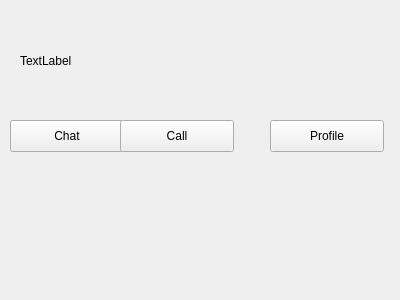
First picture: the form in ui/qt4/UserCard.ui, repository uvvy/uvvy-cpp, before the edit.
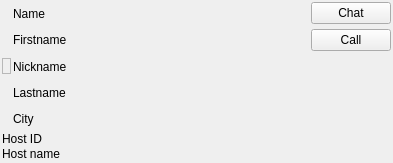
Second picture: the form after the edit. Icons and pictures are not drawn.

Diff of the .ui file:
```diff
--- a/ui/qt4/UserCard.ui
+++ b/ui/qt4/UserCard.ui
@@ -6,74 +6,177 @@
    <rect>
     <x>0</x>
     <y>0</y>
-    <width>400</width>
-    <height>300</height>
+    <width>393</width>
+    <height>163</height>
    </rect>
   </property>
   <property name="windowTitle">
    <string>Form</string>
   </property>
-  <widget class="QPushButton" name="chatButton">
-   <property name="geometry">
-    <rect>
-     <x>10</x>
-     <y>120</y>
-     <width>114</width>
-     <height>32</height>
-    </rect>
+  <layout class="QVBoxLayout" name="verticalLayout_4">
+   <property name="spacing">
+    <number>1</number>
    </property>
-   <property name="text">
-    <string>Chat</string>
+   <property name="sizeConstraint">
+    <enum>QLayout::SetMinimumSize</enum>
    </property>
-  </widget>
-  <widget class="QPushButton" name="callButton">
-   <property name="geometry">
-    <rect>
-     <x>120</x>
-     <y>120</y>
-     <width>114</width>
-     <height>32</height>
-    </rect>
+   <property name="leftMargin">
+    <number>2</number>
    </property>
-   <property name="text">
-    <string>Call</string>
+   <property name="topMargin">
+    <number>2</number>
    </property>
-  </widget>
-  <widget class="QPushButton" name="profileButton">
-   <property name="geometry">
-    <rect>
-     <x>270</x>
-     <y>120</y>
-     <width>114</width>
-     <height>32</height>
-    </rect>
+   <property name="rightMargin">
+    <number>2</number>
    </property>
-   <property name="text">
-    <string>Profile</string>
+   <property name="bottomMargin">
+    <number>2</number>
    </property>
-  </widget>
-  <widget class="QLabel" name="userAvatar">
-   <property name="geometry">
-    <rect>
-     <x>20</x>
-     <y>20</y>
-     <width>91</width>
-     <height>81</height>
-    </rect>
-   </property>
-   <property name="text">
-    <string>TextLabel</string>
-   </property>
-   <property name="scaledContents">
-    <bool>true</bool>
-   </property>
-   <property name="margin">
-    <number>4</number>
-   </property>
-   <property name="textInteractionFlags">
-    <set>Qt::NoTextInteraction</set>
-   </property>
-  </widget>
+   <item>
+    <layout class="QHBoxLayout" name="horizontalLayout" stretch="0,1,0">
+     <property name="spacing">
+      <number>2</number>
+     </property>
+     <item>
+      <widget class="QLabel" name="userAvatar">
+       <property name="enabled">
+        <bool>true</bool>
+       </property>
+       <property name="sizePolicy">
+        <sizepolicy hsizetype="Fixed" vsizetype="Fixed">
+         <horstretch>0</horstretch>
+         <verstretch>0</verstretch>
+        </sizepolicy>
+       </property>
+       <property name="baseSize">
+        <size>
+         <width>96</width>
+         <height>96</height>
+        </size>
+       </property>
+       <property name="frameShape">
+        <enum>QFrame::StyledPanel</enum>
+       </property>
+       <property name="text">
+        <string notr="true"/>
+       </property>
+       <property name="textFormat">
+        <enum>Qt::AutoText</enum>
+       </property>
+       <property name="pixmap">
+        <pixmap>../../../../.designer/backup/img/status-offline.png</pixmap>
+       </property>
+       <property name="scaledContents">
+        <bool>false</bool>
+       </property>
+       <property name="alignment">
+        <set>Qt::AlignCenter</set>
+       </property>
+       <property name="margin">
+        <number>4</number>
+       </property>
+       <property name="textInteractionFlags">
+        <set>Qt::NoTextInteraction</set>
+       </property>
+      </widget>
+     </item>
+     <item>
+      <layout class="QVBoxLayout" name="verticalLayout">
+       <property name="spacing">
+        <number>2</number>
+       </property>
+       <item>
+        <widget class="QLabel" name="nameLabel">
+         <property name="text">
+          <string>Name</string>
+         </property>
+        </widget>
+       </item>
+       <item>
+        <widget class="QLabel" name="firstnameLabel">
+         <property name="text">
+          <string>Firstname</string>
+         </property>
+        </widget>
+       </item>
+       <item>
+        <widget class="QLabel" name="nicknameLabel">
+         <property name="text">
+          <string>Nickname</string>
+         </property>
+        </widget>
+       </item>
+       <item>
+        <widget class="QLabel" name="lastnameLabel">
+         <property name="text">
+          <string>Lastname</string>
+         </property>
+        </widget>
+       </item>
+       <item>
+        <widget class="QLabel" name="cityLabel">
+         <property name="text">
+          <string>City</string>
+         </property>
+        </widget>
+       </item>
+      </layout>
+     </item>
+     <item>
+      <layout class="QVBoxLayout" name="verticalLayout_3">
+       <property name="spacing">
+        <number>5</number>
+       </property>
+       <item>
+        <widget class="QPushButton" name="chatButton">
+         <property name="text">
+          <string>Chat</string>
+         </property>
+        </widget>
+       </item>
+       <item>
+        <widget class="QPushButton" name="callButton">
+         <property name="text">
+          <string>Call</string>
+         </property>
+        </widget>
+       </item>
+       <item>
+        <spacer name="verticalSpacer">
+         <property name="orientation">
+          <enum>Qt::Vertical</enum>
+         </property>
+         <property name="sizeHint" stdset="0">
+          <size>
+           <width>20</width>
+           <height>40</height>
+          </size>
+         </property>
+        </spacer>
+       </item>
+      </layout>
+     </item>
+    </layout>
+   </item>
+   <item>
+    <layout class="QVBoxLayout" name="verticalLayout_2">
+     <item>
+      <widget class="QLabel" name="hostEidLabel">
+       <property name="text">
+        <string>Host ID</string>
+       </property>
+      </widget>
+     </item>
+     <item>
+      <widget class="QLabel" name="hostNameLabel">
+       <property name="text">
+        <string>Host name</string>
+       </property>
+      </widget>
+     </item>
+    </layout>
+   </item>
+  </layout>
  </widget>
  <resources/>
  <connections/>
```
